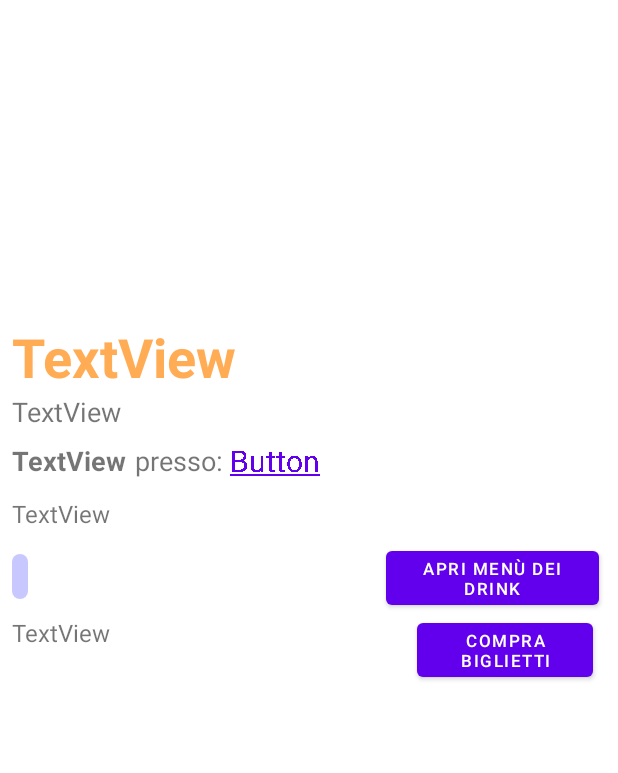
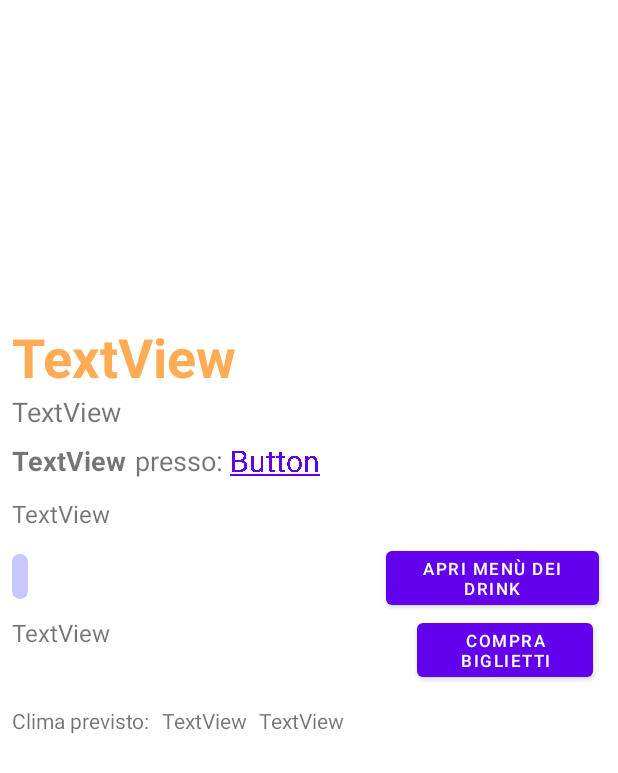
Before and after one commit to ErNikki/DiscoTicket, an Android app: the EventDetails screen opened directly, with no data from a screen before it, on a phone screen of 412 x 824 dp. Shown: the top 773 px of the screen. Run offline under Robolectric (Android 15) with nearby library versions, the phone set to English and light mode, and no system bars; our stand-ins replace Picasso; network calls fail; pictures from the network do not load; 15 statements that could not run were skipped.

Commit message:
Weather UI

```diff
--- a/DiscoTicketApp/app/src/main/java/com/hackerini/discoticket/activities/EventDetails.kt
+++ b/DiscoTicketApp/app/src/main/java/com/hackerini/discoticket/activities/EventDetails.kt
@@ -40,6 +40,9 @@ class EventDetails : AppCompatActivity() {
         Club.addToLastSeen(this, event.id, Event::class)
         val df = SimpleDateFormat("dd/MM/YYYY", Locale.getDefault())
 
+        val forecast = findViewById<TextView>(R.id.eventDetailsForecast)
+        val temperature = findViewById<TextView>(R.id.eventDetailsTemperature)
+
         CoroutineScope(Dispatchers.Default).launch {
 
             try {
@@ -47,7 +50,8 @@ class EventDetails : AppCompatActivity() {
 
                 runOnUiThread {
                     if (! activity.isDestroyed) {
-                        //cambia l'interfaccia qui
+                        forecast.text = predizione
+                        temperature.text = String.format("%.2f", (temperatura  -  273.15)) + " °C"
                     }
                 }
             }
--- a/DiscoTicketApp/app/src/main/java/com/hackerini/discoticket/utils/MeteoManager.kt
+++ b/DiscoTicketApp/app/src/main/java/com/hackerini/discoticket/utils/MeteoManager.kt
@@ -33,7 +33,7 @@ object MeteoManager {
 
     fun downloadMeteo(event:Event): Pair<String,Float> =
         runBlocking {
-            val dateFormatter: DateTimeFormatter =  DateTimeFormatter.ofPattern("MM/dd/yyyy")
+            val dateFormatter: DateTimeFormatter =  DateTimeFormatter.ofPattern("dd/MM/yyyy")
             val nowDate=LocalDate.now()
             val text=nowDate.format(dateFormatter)
             val parsedDate=LocalDate.parse(text,dateFormatter)
--- a/DiscoTicketApp/app/src/main/res/layout/activity_event_details.xml
+++ b/DiscoTicketApp/app/src/main/res/layout/activity_event_details.xml
@@ -155,6 +155,33 @@
                     app:layout_constraintStart_toStartOf="@+id/eventDetailsDistance"
                     app:layout_constraintTop_toBottomOf="@+id/eventDetailsDistance" />
 
+                <TextView
+                    android:id="@+id/eventDetailsWeather"
+                    android:layout_width="wrap_content"
+                    android:layout_height="wrap_content"
+                    android:layout_marginTop="16dp"
+                    android:text="Clima previsto:"
+                    app:layout_constraintStart_toStartOf="@+id/eventDetailsPrice"
+                    app:layout_constraintTop_toBottomOf="@+id/eventDetailsPrice" />
+
+                <TextView
+                    android:id="@+id/eventDetailsForecast"
+                    android:layout_width="wrap_content"
+                    android:layout_height="wrap_content"
+                    android:layout_marginStart="8dp"
+                    android:text="TextView"
+                    app:layout_constraintBottom_toBottomOf="@+id/eventDetailsWeather"
+                    app:layout_constraintStart_toEndOf="@+id/eventDetailsWeather" />
+
+                <TextView
+                    android:id="@+id/eventDetailsTemperature"
+                    android:layout_width="wrap_content"
+                    android:layout_height="wrap_content"
+                    android:layout_marginStart="8dp"
+                    android:text="TextView"
+                    app:layout_constraintBottom_toBottomOf="@+id/eventDetailsForecast"
+                    app:layout_constraintStart_toEndOf="@+id/eventDetailsForecast" />
+
             </androidx.constraintlayout.widget.ConstraintLayout>
         </LinearLayout>
     </ScrollView>
--- a/DiscoTicketApp/app/src/main/res/layout/activity_search_by_map.xml
+++ b/DiscoTicketApp/app/src/main/res/layout/activity_search_by_map.xml
@@ -61,7 +61,7 @@
             android:checked="true"
             android:text="Discoteche"
             android:textColor="@color/black"
-            android:visibility="gone"
+            android:visibility="invisible"
             app:chipStrokeColor="@color/clubColorStrong"
             app:chipStrokeWidth="3dp" />
 
@@ -73,7 +73,7 @@
             android:checked="true"
             android:text="Eventi"
             android:textColor="@color/black"
-            android:visibility="gone"
+            android:visibility="invisible"
             app:chipStrokeColor="@color/eventColorStrong"
             app:chipStrokeWidth="3dp" />
 
```
